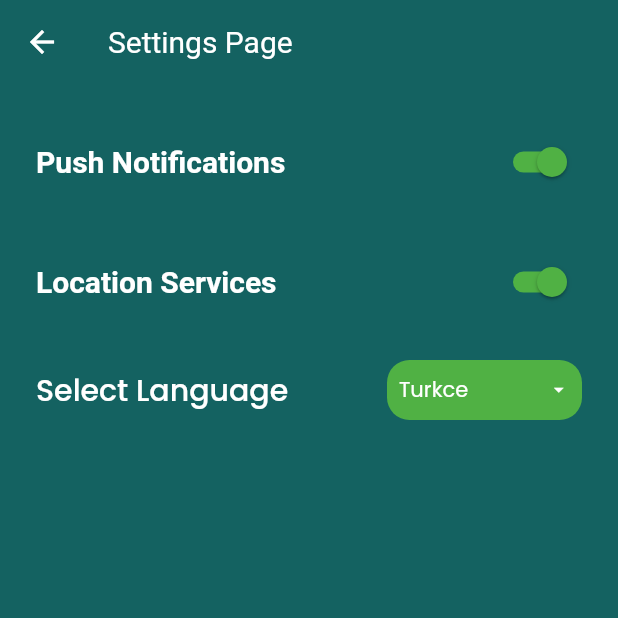
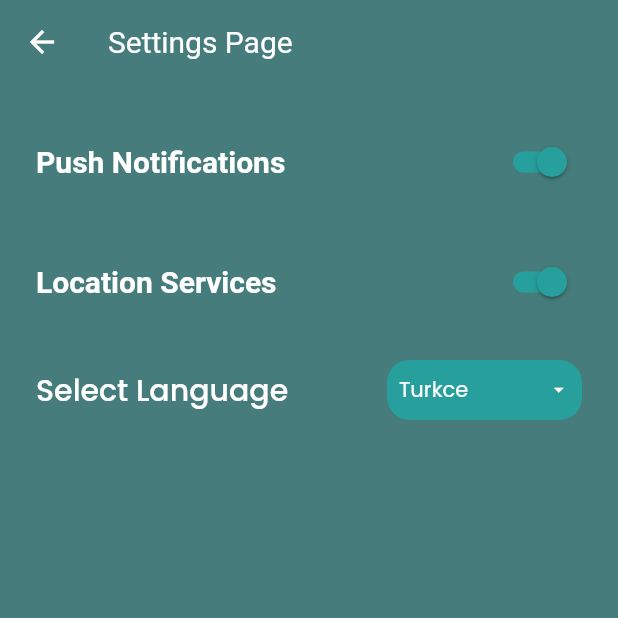
Before and after one commit to islamoktay/call_of_islam, a Flutter app: the screen it shows after launch, after a tap on "Settings", on a phone screen of 412 x 824 dp, the top half of it. Run offline on Flutter 3.47's test engine with Material 2 defaults, Android fonts, the phone set to English and light mode, and no system bars; our stand-ins replace auto_size_text, font_awesome_flutter, google_fonts, page_transition, timeago; Roboto replaces fonts that are missing (Lexend Deca).

Commit message:
changed the theme

```diff
--- a/lib/compass_page/compass_page_widget.dart
+++ b/lib/compass_page/compass_page_widget.dart
@@ -4,7 +4,7 @@ import 'package:flutter/material.dart';
 import 'package:google_fonts/google_fonts.dart';
 
 class CompassPageWidget extends StatefulWidget {
-  CompassPageWidget({Key key}) : super(key: key);
+  const CompassPageWidget({Key key}) : super(key: key);
 
   @override
   _CompassPageWidgetState createState() => _CompassPageWidgetState();
--- a/lib/components/namaz_vakitleri_text_widget.dart
+++ b/lib/components/namaz_vakitleri_text_widget.dart
@@ -4,7 +4,7 @@ import 'package:flutter/material.dart';
 import 'package:google_fonts/google_fonts.dart';
 
 class NamazVakitleriTextWidget extends StatefulWidget {
-  NamazVakitleriTextWidget({
+  const NamazVakitleriTextWidget({
     Key key,
     this.vakitIsmi,
     this.vakitSaati,
--- a/lib/components/sections_widget.dart
+++ b/lib/components/sections_widget.dart
@@ -4,7 +4,7 @@ import 'package:flutter/material.dart';
 import 'package:google_fonts/google_fonts.dart';
 
 class SectionsWidget extends StatefulWidget {
-  SectionsWidget({
+  const SectionsWidget({
     Key key,
     this.text,
   }) : super(key: key);
--- a/lib/flutter_flow/flutter_flow_icon_button.dart
+++ b/lib/flutter_flow/flutter_flow_icon_button.dart
@@ -22,7 +22,8 @@ class FlutterFlowIconButton extends StatelessWidget {
 
   @override
   Widget build(BuildContext context) => Material(
-        borderRadius: BorderRadius.circular(borderRadius),
+        borderRadius:
+            borderRadius != null ? BorderRadius.circular(borderRadius) : null,
         color: Colors.transparent,
         clipBehavior: Clip.antiAlias,
         child: Ink(
@@ -34,7 +35,9 @@ class FlutterFlowIconButton extends StatelessWidget {
               color: borderColor ?? Colors.transparent,
               width: borderWidth ?? 0,
             ),
-            borderRadius: BorderRadius.circular(borderRadius),
+            borderRadius: borderRadius != null
+                ? BorderRadius.circular(borderRadius)
+                : null,
           ),
           child: IconButton(
             icon: icon,
--- a/lib/flutter_flow/flutter_flow_theme.dart
+++ b/lib/flutter_flow/flutter_flow_theme.dart
@@ -3,8 +3,8 @@ import 'package:google_fonts/google_fonts.dart';
 
 // ignore: avoid_classes_with_only_static_members
 class FlutterFlowTheme {
-  static const Color primaryColor = Color(0xFF50B144);
-  static const Color secondaryColor = Color(0xFF146261);
+  static const Color primaryColor = Color(0xFF279F9D);
+  static const Color secondaryColor = Color(0xFF467C7C);
   static const Color tertiaryColor = Color(0xFFFFFFFF);
 
   String primaryFontFamily = 'Poppins';
--- a/lib/home_page/home_page_widget.dart
+++ b/lib/home_page/home_page_widget.dart
@@ -10,7 +10,7 @@ import 'package:flutter/material.dart';
 import 'package:google_fonts/google_fonts.dart';
 
 class HomePageWidget extends StatefulWidget {
-  HomePageWidget({Key key}) : super(key: key);
+  const HomePageWidget({Key key}) : super(key: key);
 
   @override
   _HomePageWidgetState createState() => _HomePageWidgetState();
@@ -32,7 +32,13 @@ class _HomePageWidgetState extends State<HomePageWidget> {
             mainAxisAlignment: MainAxisAlignment.start,
             crossAxisAlignment: CrossAxisAlignment.start,
             children: [
-              Container(
+              Material(
+                color: Colors.transparent,
+                elevation: 10,
+                shape: RoundedRectangleBorder(
+                  borderRadius: BorderRadius.circular(15),
+                ),
+                child: Container(
                   width: MediaQuery.of(context).size.width,
                   height: MediaQuery.of(context).size.height * 0.15,
                   decoration: BoxDecoration(
@@ -87,6 +93,7 @@ class _HomePageWidgetState extends State<HomePageWidget> {
                         ),
                       )
                     ],
+                  ),
                 ),
               ),
               Container(
--- a/lib/monthly_pray_times_page/monthly_pray_times_page_widget.dart
+++ b/lib/monthly_pray_times_page/monthly_pray_times_page_widget.dart
@@ -4,7 +4,7 @@ import 'package:flutter/material.dart';
 import 'package:google_fonts/google_fonts.dart';
 
 class MonthlyPrayTimesPageWidget extends StatefulWidget {
-  MonthlyPrayTimesPageWidget({Key key}) : super(key: key);
+  const MonthlyPrayTimesPageWidget({Key key}) : super(key: key);
 
   @override
   _MonthlyPrayTimesPageWidgetState createState() =>
--- a/lib/onboarding_welcome/onboarding_welcome_widget.dart
+++ b/lib/onboarding_welcome/onboarding_welcome_widget.dart
@@ -7,7 +7,7 @@ import 'package:flutter/material.dart';
 import 'package:google_fonts/google_fonts.dart';
 
 class OnboardingWelcomeWidget extends StatefulWidget {
-  OnboardingWelcomeWidget({Key key}) : super(key: key);
+  const OnboardingWelcomeWidget({Key key}) : super(key: key);
 
   @override
   _OnboardingWelcomeWidgetState createState() =>
--- a/lib/settings_page/settings_page_widget.dart
+++ b/lib/settings_page/settings_page_widget.dart
@@ -6,7 +6,7 @@ import 'package:flutter/material.dart';
 import 'package:google_fonts/google_fonts.dart';
 
 class SettingsPageWidget extends StatefulWidget {
-  SettingsPageWidget({Key key}) : super(key: key);
+  const SettingsPageWidget({Key key}) : super(key: key);
 
   @override
   _SettingsPageWidgetState createState() => _SettingsPageWidgetState();
```
Also changed, not shown: lib/flutter_flow/flutter_flow_util.dart (+74 -0 lines), pubspec.yaml (+9 -9 lines). Lines whose indentation alone changed are shown as unchanged.
